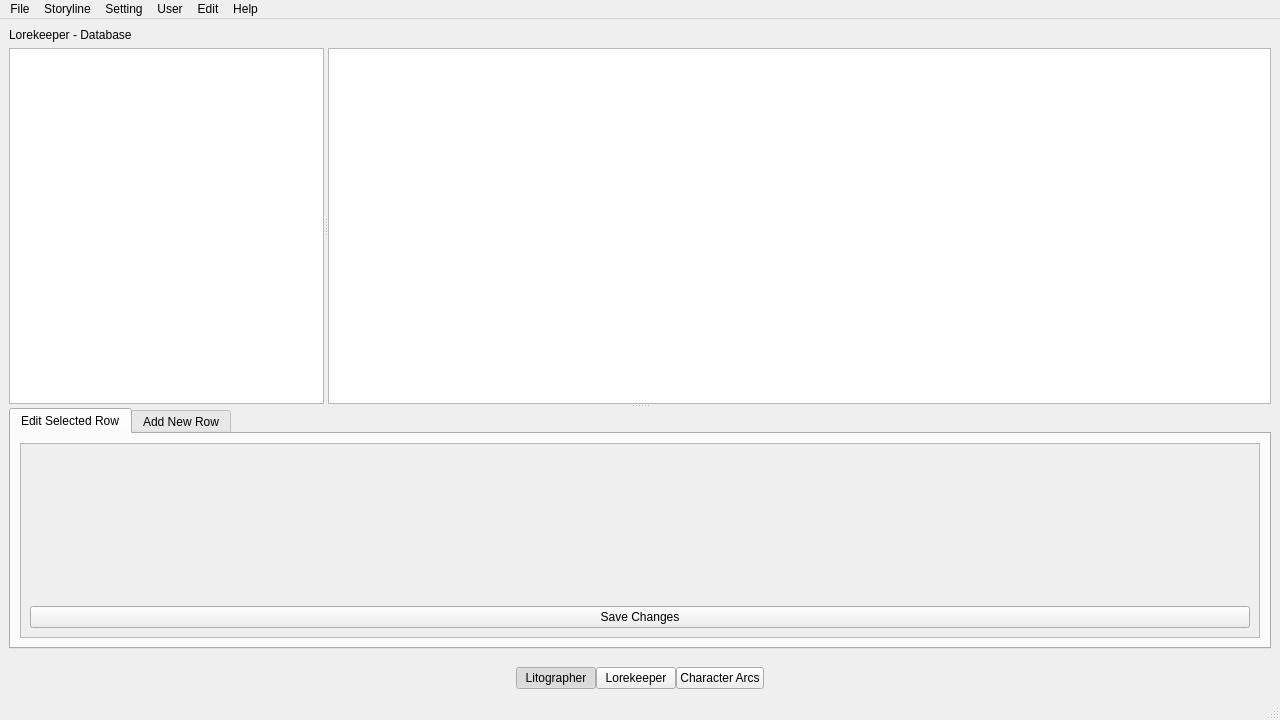
This is storymaster/view/common/storymaster_main.ui in Bohndiggin/storymaster as Qt 5 draws it before an edit. The edited form follows.
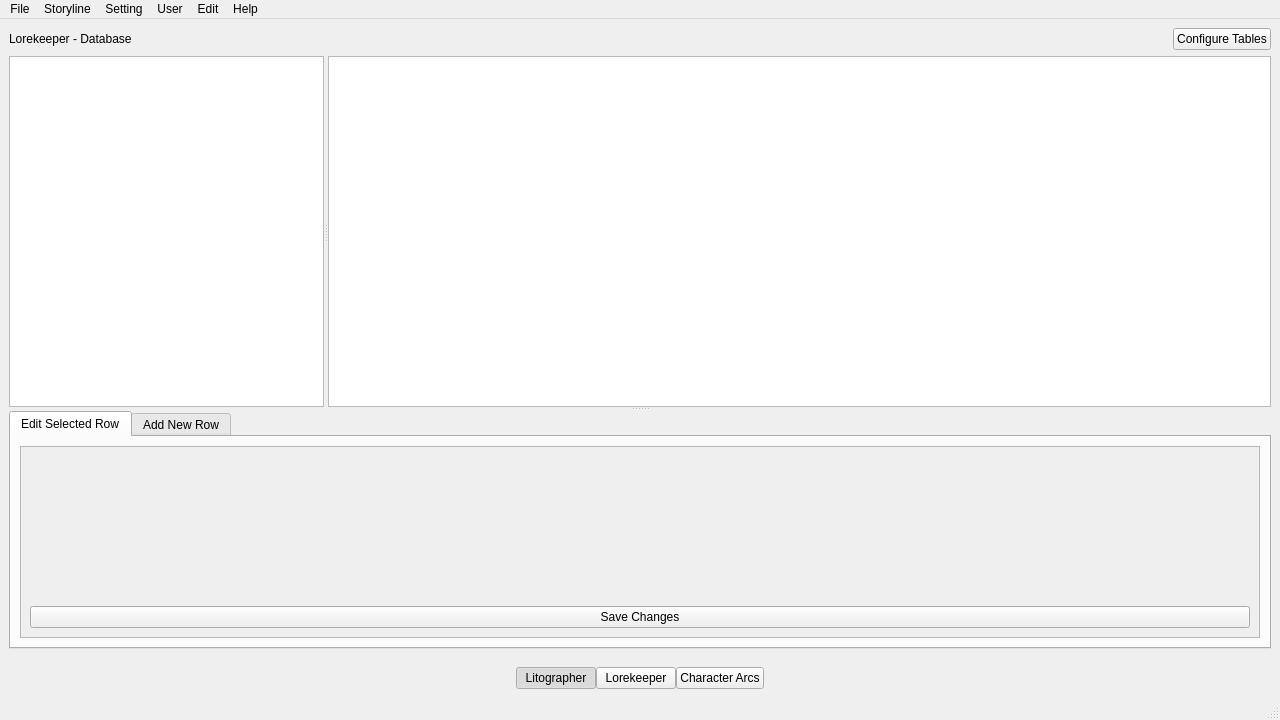
This is the edited form. The open tabs and pages were chosen to show the change.

The edit to the form file:
```diff
--- a/storymaster/view/common/storymaster_main.ui
+++ b/storymaster/view/common/storymaster_main.ui
@@ -286,6 +286,8 @@
       <widget class="QWidget" name="lorekeeperPage">
        <layout class="QVBoxLayout" name="verticalLayout_4">
         <item>
+         <layout class="QHBoxLayout" name="lorekeeperHeaderLayout">
+          <item>
          <widget class="QLabel" name="pageTitleLabel_2">
           <property name="text">
            <string>Lorekeeper - Database</string>
@@ -296,6 +298,28 @@
          </widget>
         </item>
         <item>
+           <spacer name="horizontalSpacer">
+            <property name="orientation">
+             <enum>Qt::Horizontal</enum>
+            </property>
+            <property name="sizeHint" stdset="0">
+             <size>
+              <width>40</width>
+              <height>20</height>
+             </size>
+            </property>
+           </spacer>
+          </item>
+          <item>
+           <widget class="QPushButton" name="configureTablesButton">
+            <property name="text">
+             <string>Configure Tables</string>
+            </property>
+           </widget>
+          </item>
+         </layout>
+        </item>
+        <item>
          <widget class="QSplitter" name="lorekeeperSplitter">
           <property name="orientation">
            <enum>Qt::Vertical</enum>
```
Left out of the diff: 11 changed lines with no effect on the pictures. Lines whose indentation alone changed are shown as unchanged.
